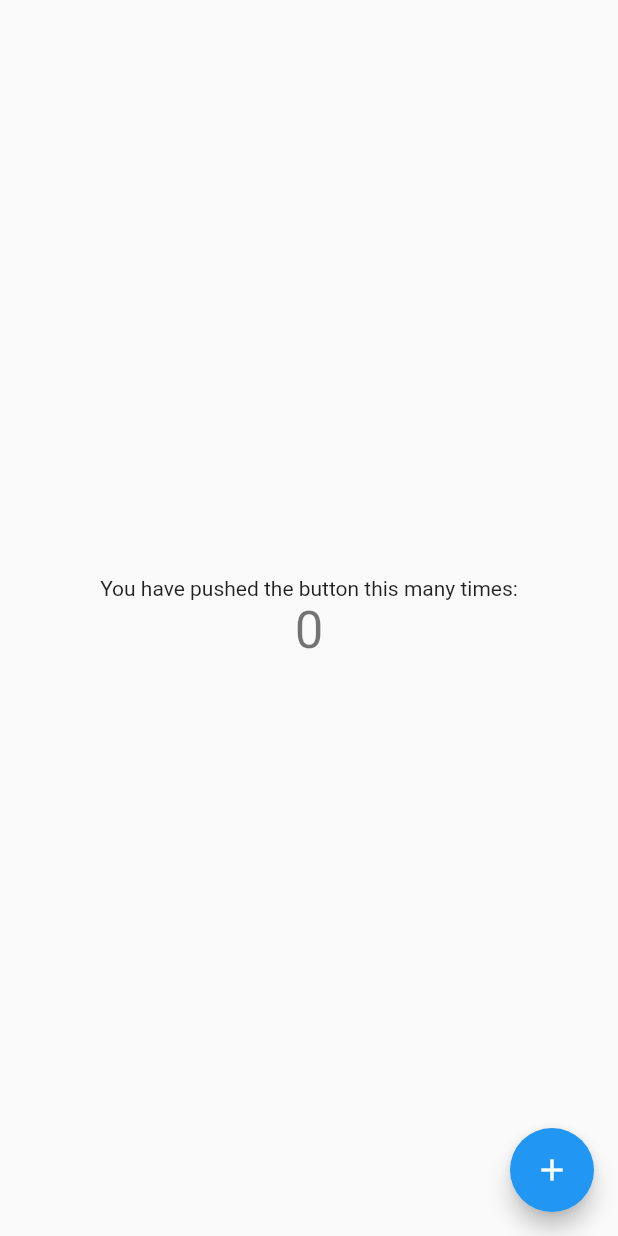
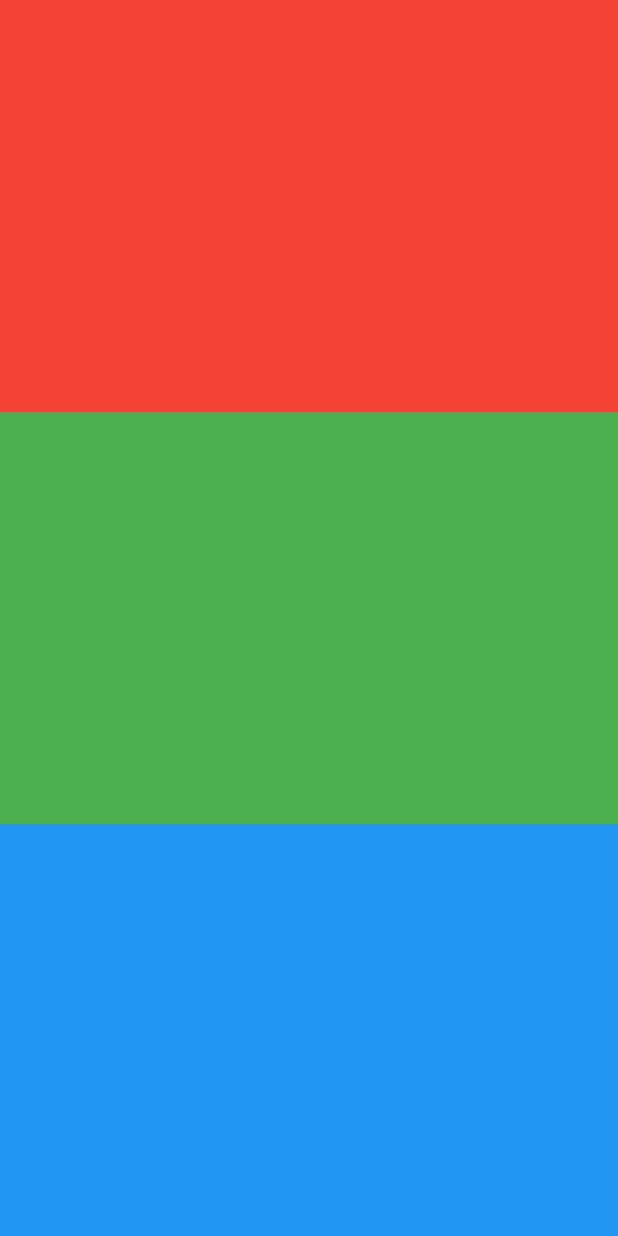
Before and after one commit to workbzw/gashapon, a Flutter app: the screen it shows after launch, on a phone screen of 412 x 824 dp. Run offline on Flutter 3.47's test engine with Material 2 defaults, Android fonts, the light colour scheme and no system bars.

Commit message:
[三等分屏幕]

```diff
--- a/lib/main.dart
+++ b/lib/main.dart
@@ -9,52 +9,44 @@ class MyApp extends StatelessWidget {
   @override
   Widget build(BuildContext context) {
     var materialApp = MaterialApp(
-      home: AppHomePage(title: 'Flutter Demo Home Page'),
+      home: AppHomePage(),
     );
     return materialApp;
   }
 }
 
 class AppHomePage extends StatefulWidget {
-  AppHomePage({Key? key, required this.title}) : super(key: key);
-
-  final String title;
+  AppHomePage({Key? key}) : super(key: key);
 
   @override
   _AppHomePageState createState() => _AppHomePageState();
 }
 
 class _AppHomePageState extends State<AppHomePage> {
-  int _counter = 0;
-
-  void _incrementCounter() {
-    setState(() {
-      _counter++;
-    });
-  }
-
   @override
   Widget build(BuildContext context) {
-    return Scaffold(
-      body: Center(
-        child: Column(
-          mainAxisAlignment: MainAxisAlignment.center,
-          children: <Widget>[
-            Text(
-              'You have pushed the button this many times:',
-            ),
-            Text(
-              '$_counter',
-              style: Theme.of(context).textTheme.headline4,
-            ),
-          ],
-        ),
+    return Container(
+      width: MediaQuery.of(context).size.width,
+      height: MediaQuery.of(context).size.height,
+      child: Column(
+        children: [
+          Container(
+            color: Colors.red,
+            width: MediaQuery.of(context).size.width,
+            height: MediaQuery.of(context).size.height/3,
+          ),
+          Container(
+            width: MediaQuery.of(context).size.width,
+            height: MediaQuery.of(context).size.height/3,
+            color: Colors.green,
+          ),
+          Container(
+            width: MediaQuery.of(context).size.width,
+            height: MediaQuery.of(context).size.height/3,
+            color: Colors.blue,
+          )
+        ],
       ),
-      floatingActionButton: FloatingActionButton(
-        onPressed: _incrementCounter,
-        tooltip: 'Increment',
-        child: Icon(Icons.add),
-      ), // This trailing comma makes auto-formatting nicer for build methods.
     );
   }
 }
```
